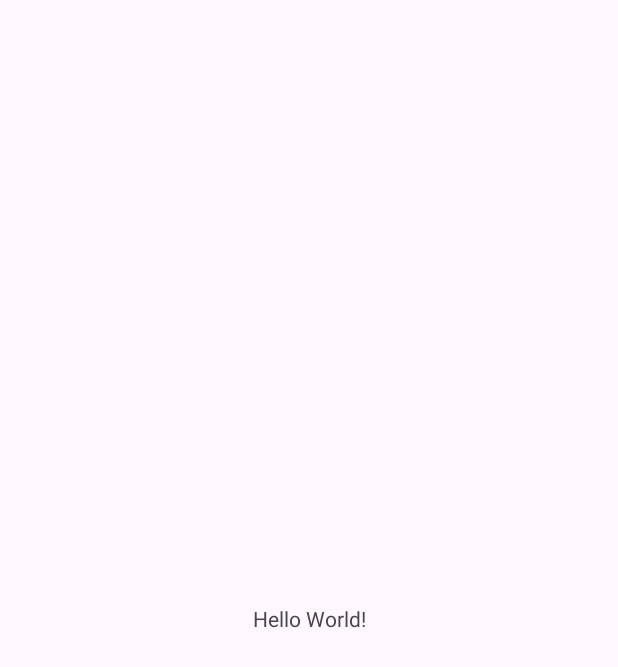
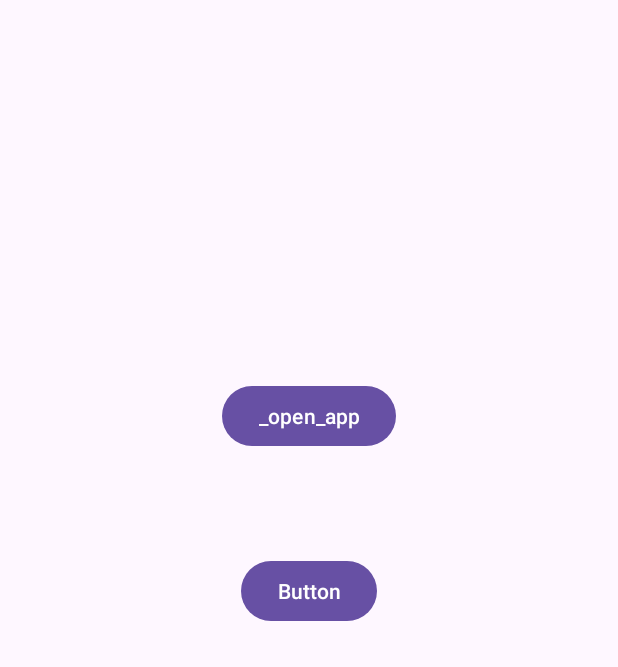
Before and after one commit to WiserZhou/AccessibilityService, an Android app: the screen it shows after launch (MainActivity), on a phone screen of 412 x 824 dp. Before the commit the part shown is almost empty. Shown: the top 667 px of the screen. Run offline under Robolectric (Android 15) with nearby library versions, the phone set to English and light mode, and no system bars.

Commit message:
添加了自动点击功能

```diff
--- a/app/src/main/AndroidManifest.xml
+++ b/app/src/main/AndroidManifest.xml
@@ -1,6 +1,11 @@
 <?xml version="1.0" encoding="utf-8"?>
 <manifest xmlns:android="http://schemas.android.com/apk/res/android"
     xmlns:tools="http://schemas.android.com/tools">
+
+    <uses-permission android:name="android.permission.INTERNET" />
+    <uses-permission android:name="android.permission.ACCESS_NETWORK_STATE" />
+<!--    <uses-permission android:name="android.permission.INTERNET" />-->
+<!--    <uses-permission android:name="android.permission.ACCESS_NETWORK_STATE" />-->
 
     <application
         android:allowBackup="true"
@@ -21,6 +26,7 @@
                 <category android:name="android.intent.category.LAUNCHER" />
             </intent-filter>
         </activity>
+
     </application>
 
 </manifest>
--- a/app/src/main/java/com/example/myapplication/MainActivity.java
+++ b/app/src/main/java/com/example/myapplication/MainActivity.java
@@ -1,17 +1,50 @@
 package com.example.myapplication;
+
+import android.os.Bundle;
+import android.util.Log;
+import android.view.View;
+import android.widget.Button;
 
 import androidx.appcompat.app.AppCompatActivity;
 
-import android.os.Bundle;
+public class MainActivity extends AppCompatActivity {
 
-/**
- * @author 86186
- */
-public class MainActivity extends AppCompatActivity {
+    private Button mBtnClick;
+    private Button mBtnClick2;
 
     @Override
     protected void onCreate(Bundle savedInstanceState) {
         super.onCreate(savedInstanceState);
         setContentView(R.layout.activity_main);
+        setThings();
+    }
+
+    public void setThings() {
+        mBtnClick = findViewById(R.id.button);
+        mBtnClick.setOnClickListener(new View.OnClickListener() {
+            @Override
+            public void onClick(View view) {
+                try {
+                    Thread.sleep(3000);
+                } catch (InterruptedException e) {
+                    e.printStackTrace();
+                }
+
+                AutoClickUtil.autoClick(getApplicationContext(), 0.5F, 0.5F);
+            }
+        });
+        mBtnClick2 = findViewById(R.id.button2);
+        mBtnClick2.setOnClickListener(new View.OnClickListener() {
+            @Override
+            public void onClick(View view) {
+                try {
+                    Thread.sleep(3000);
+                } catch (InterruptedException e) {
+                    e.printStackTrace();
+                }
+
+                AppLauncher.openApp(getApplicationContext(),"QQ");
+            }
+        });
     }
 }
--- a/app/src/main/res/layout/activity_main.xml
+++ b/app/src/main/res/layout/activity_main.xml
@@ -6,13 +6,28 @@
     android:layout_height="match_parent"
     tools:context=".MainActivity">
 
-    <TextView
+    <Button
+        android:id="@+id/button"
         android:layout_width="wrap_content"
         android:layout_height="wrap_content"
-        android:text="Hello World!"
+        android:text="Button"
         app:layout_constraintBottom_toBottomOf="parent"
         app:layout_constraintEnd_toEndOf="parent"
         app:layout_constraintStart_toStartOf="parent"
-        app:layout_constraintTop_toTopOf="parent" />
+        app:layout_constraintTop_toTopOf="parent"
+        app:layout_constraintVertical_bias="0.477"
+        tools:ignore="MissingConstraints" />
+
+    <Button
+        android:id="@+id/button2"
+        android:layout_width="wrap_content"
+        android:layout_height="wrap_content"
+        android:text="_open_app"
+        app:layout_constraintBottom_toTopOf="@+id/button"
+        app:layout_constraintEnd_toEndOf="parent"
+        app:layout_constraintStart_toStartOf="parent"
+        app:layout_constraintTop_toTopOf="parent"
+        app:layout_constraintVertical_bias="0.787"
+        tools:ignore="MissingConstraints" />
 
 </androidx.constraintlayout.widget.ConstraintLayout>
--- a/app/src/main/res/values/strings.xml
+++ b/app/src/main/res/values/strings.xml
@@ -1,3 +1,5 @@
 <resources>
     <string name="app_name">My Application</string>
+    <string name="accessibility_service_label">无障碍服务开启</string>
+    <string name="accessibility_service_description">无障碍服务</string>
 </resources>
```
Also changed, not shown: app/src/main/java/com/example/myapplication/AppLauncher.java (added, +46 -0 lines), app/src/main/java/com/example/myapplication/AutoClickUtil.java (added, +50 -0 lines), app/src/main/res/xml/accessibility_service_config.xml (added, +9 -0 lines).
